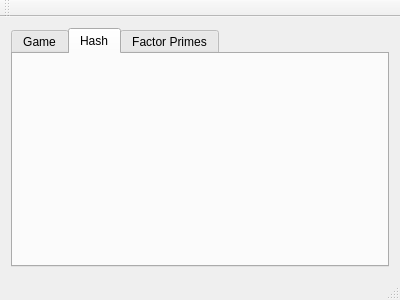
The window that CapstoneCryptography/forms/mainwindow.ui (egandunning/learn-crypto) describes before a commit, drawn with Qt 5.
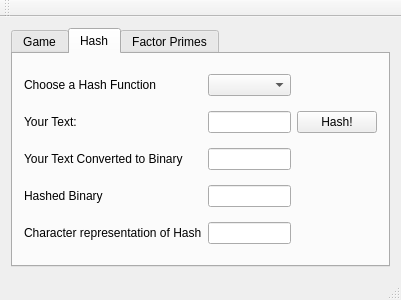
The same window after the commit. The open tabs and pages were chosen to show the change.

Commit message: Added hashing labels, button, and text lines.

The edit to the form file:
```diff
--- a/CapstoneCryptography/forms/mainwindow.ui
+++ b/CapstoneCryptography/forms/mainwindow.ui
@@ -6,7 +6,7 @@
    <rect>
     <x>0</x>
     <y>0</y>
-    <width>400</width>
+    <width>401</width>
     <height>300</height>
    </rect>
   </property>
@@ -62,6 +62,65 @@
        <attribute name="title">
         <string>Hash</string>
        </attribute>
+       <layout class="QGridLayout" name="gridLayout_4">
+        <item row="0" column="1">
+         <widget class="QComboBox" name="comboBox"/>
+        </item>
+        <item row="1" column="1">
+         <widget class="QLineEdit" name="lineEdit"/>
+        </item>
+        <item row="2" column="0">
+         <widget class="QLabel" name="label_4">
+          <property name="text">
+           <string>Your Text Converted to Binary</string>
+          </property>
+         </widget>
+        </item>
+        <item row="2" column="1">
+         <widget class="QLineEdit" name="lineEdit_2"/>
+        </item>
+        <item row="4" column="0">
+         <widget class="QLabel" name="label_6">
+          <property name="text">
+           <string>Character representation of Hash</string>
+          </property>
+         </widget>
+        </item>
+        <item row="3" column="0">
+         <widget class="QLabel" name="label_5">
+          <property name="text">
+           <string>Hashed Binary</string>
+          </property>
+         </widget>
+        </item>
+        <item row="1" column="0">
+         <widget class="QLabel" name="label_3">
+          <property name="text">
+           <string>Your Text:</string>
+          </property>
+         </widget>
+        </item>
+        <item row="0" column="0">
+         <widget class="QLabel" name="label_2">
+          <property name="text">
+           <string>Choose a Hash Function</string>
+          </property>
+         </widget>
+        </item>
+        <item row="4" column="1">
+         <widget class="QLineEdit" name="lineEdit_4"/>
+        </item>
+        <item row="3" column="1">
+         <widget class="QLineEdit" name="lineEdit_3"/>
+        </item>
+        <item row="1" column="2">
+         <widget class="QPushButton" name="pushButton_4">
+          <property name="text">
+           <string>Hash!</string>
+          </property>
+         </widget>
+        </item>
+       </layout>
       </widget>
       <widget class="QWidget" name="tab_4">
        <attribute name="title">
```
Left out of the diff: 8 changed lines with no effect on the pictures. The commit also changes 2 other files.
